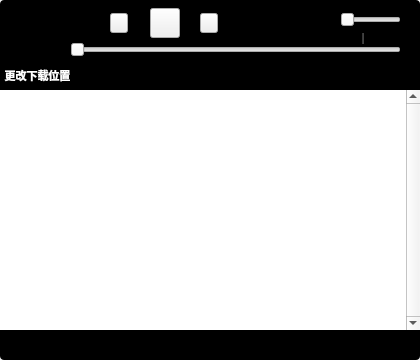
Awezome/SongTastePlayer, file widget.ui: the form before one commit.
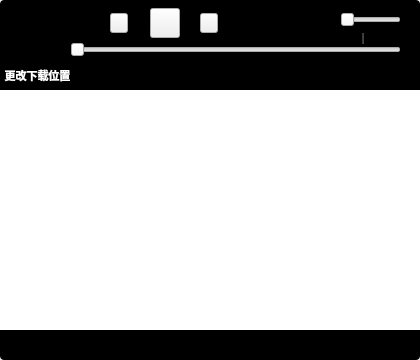
The form after the commit. The open tabs and pages were chosen to show the change. Icons and pictures are not drawn.

Commit message: update table view

```diff
--- a/widget.ui
+++ b/widget.ui
@@ -383,15 +383,9 @@
        <pointsize>9</pointsize>
       </font>
      </property>
-     <property name="styleSheet">
-      <string notr="true"/>
-     </property>
      <property name="frameShape">
       <enum>QFrame::NoFrame</enum>
      </property>
-     <property name="verticalScrollBarPolicy">
-      <enum>Qt::ScrollBarAlwaysOn</enum>
-     </property>
      <attribute name="horizontalHeaderVisible">
       <bool>false</bool>
      </attribute>
```
Left out of the diff: 4 changed lines with no effect on the pictures. The commit also changes 2 other files.
